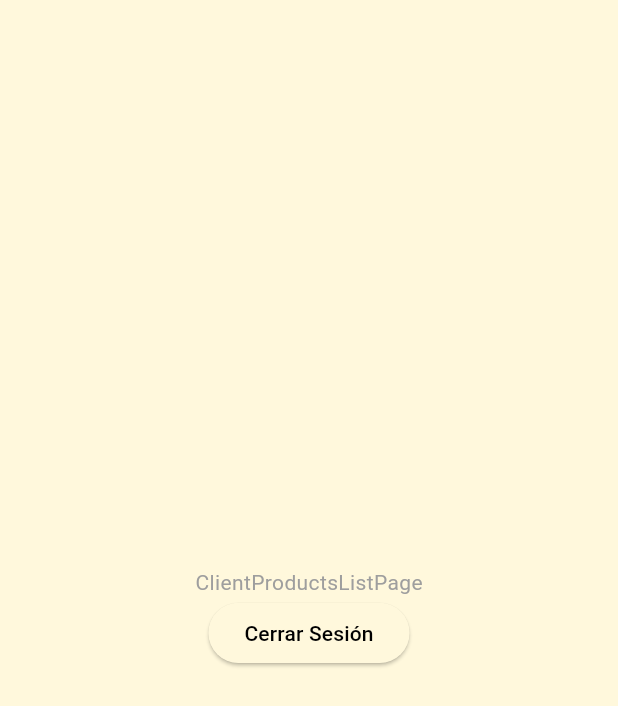
After one commit to yonilhp/MiAplicacionAppApuMarket, a Flutter app: the ClientProductsListPage screen opened by its route, on a phone screen of 412 x 824 dp. The commit adds this screen. Shown: the top 706 px of the screen. Run offline on Flutter 3.47's test engine with Material 3 defaults, Android fonts, the phone set to English and light mode, and no system bars; our stand-ins replace get, get_storage, image_picker, sn_progress_dialog; accounts and stored records are empty.

Commit message:
hasta la seccion 10, en el cliente

```diff
--- a/lib/src/environment/environment.dart
+++ b/lib/src/environment/environment.dart
@@ -1,4 +1,4 @@
 class Enviroment {
-  static const String API_URL = "http://192.168.17.156:3000/";
-  static const String API_URL_OLD = "192.168.17.156:3000";
+  static const String API_URL = "http://192.168.14.156:3000/";
+  static const String API_URL_OLD = "192.168.14.156:3000";
 }
--- /dev/null
+++ b/lib/src/pages/client/products/list/client_products_list_controller.dart
@@ -0,0 +1,10 @@
+import 'package:get/get.dart';
+import 'package:get_storage/get_storage.dart';
+
+class ClientProductsListController extends GetxController {
+  void signOut() {
+    GetStorage().remove('user');
+
+    Get.offNamedUntil('/', (route) => false);
+  }
+}
--- /dev/null
+++ b/lib/src/pages/client/products/list/client_products_list_page.dart
@@ -0,0 +1,31 @@
+import 'package:apu_market/src/pages/client/products/list/client_products_list_controller.dart';
+import 'package:flutter/material.dart';
+import 'package:get/get.dart';
+
+class ClientProductsListPage extends StatelessWidget {
+  ClientProductsListController con = Get.put(ClientProductsListController());
+
+  @override
+  Widget build(BuildContext context) {
+    return Scaffold(
+        body: Center(
+      child: Column(
+        mainAxisAlignment: MainAxisAlignment.center,
+        children: [
+          Text('ClientProductsListPage'),
+          ElevatedButton(
+            onPressed: () {
+              con.signOut();
+            },
+            child: Text(
+              'Cerrar Sesión',
+              style: TextStyle(
+                color: Colors.black,
+              ),
+            ),
+          )
+        ],
+      ),
+    ));
+  }
+}
--- /dev/null
+++ b/lib/src/pages/delivery/orders/list/delivery_orders_list_controller.dart
@@ -0,0 +1,3 @@
+import 'package:get/get.dart';
+
+class DeliveryOrdersListController extends GetxController {}
--- a/lib/src/pages/register/register_controller.dart
+++ b/lib/src/pages/register/register_controller.dart
@@ -63,7 +63,7 @@
   }
 
   void goToHomePage() {
-    Get.offNamedUntil('/home', (route) => false);
+    Get.offNamedUntil('client/products/list', (route) => false);
   }
 
   bool isValidForm(String email, String name, String lastName, String phone,
--- /dev/null
+++ b/lib/src/pages/restaurant/orders/list/restaurant_orders_list_controller.dart
@@ -0,0 +1,3 @@
+import 'package:get/get.dart';
+
+class RestaurantLOrdersListaController extends GetxController {}
--- a/lib/src/pages/roles/roles_controller.dart
+++ b/lib/src/pages/roles/roles_controller.dart
@@ -1,7 +1,12 @@
+import 'package:apu_market/src/models/rol.dart';
 import 'package:apu_market/src/models/user.dart';
 import 'package:get/get.dart';
 import 'package:get_storage/get_storage.dart';
 
 class RolesController extends GetxController {
   User user = User.fromJson(GetStorage().read('user') ?? {});
+
+  void goToPageRol(Rol rol) {
+    Get.offNamedUntil(rol.route ?? '', (route) => false);
+  }
 }
```
Also changed, not shown: lib/main.dart (+17 -1 lines), lib/src/pages/delivery/orders/list/delivery_orders_list_page.dart (added, +16 -0 lines), lib/src/pages/login/login_controller.dart (+12 -6 lines), lib/src/pages/restaurant/orders/list/restaurant_orders_list_page.dart (added, +16 -0 lines), lib/src/pages/roles/roles_page.dart (+5 -2 lines).
